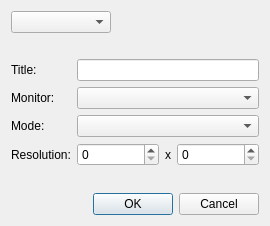
Above: Tools/EditorFramework/Dialogs/WindowCfgDlg.ui from ezEngine/ezEngine before the change. Below: the same form after it.
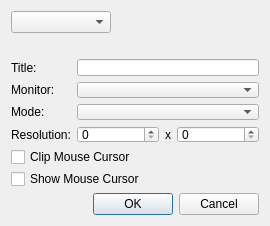
That is the form after the change. Icons and pictures are not drawn.

Commit message: Window.ddl contains now also settings for show and clip mouse cursor. Updated dialog accordingly

```diff
--- a/Tools/EditorFramework/Dialogs/WindowCfgDlg.ui
+++ b/Tools/EditorFramework/Dialogs/WindowCfgDlg.ui
@@ -161,6 +161,20 @@
      <item row="2" column="1">
       <widget class="QComboBox" name="m_ComboMode"/>
      </item>
+     <item row="5" column="0" colspan="2">
+      <widget class="QCheckBox" name="m_ShowMouseCursor">
+       <property name="text">
+        <string>Show Mouse Cursor</string>
+       </property>
+      </widget>
+     </item>
+     <item row="4" column="0" colspan="2">
+      <widget class="QCheckBox" name="m_ClipMouseCursor">
+       <property name="text">
+        <string>Clip Mouse Cursor</string>
+       </property>
+      </widget>
+     </item>
     </layout>
    </item>
    <item>
```
Left out of the diff: 116 changed lines with no effect on the pictures. The commit also changes 7 other files.
